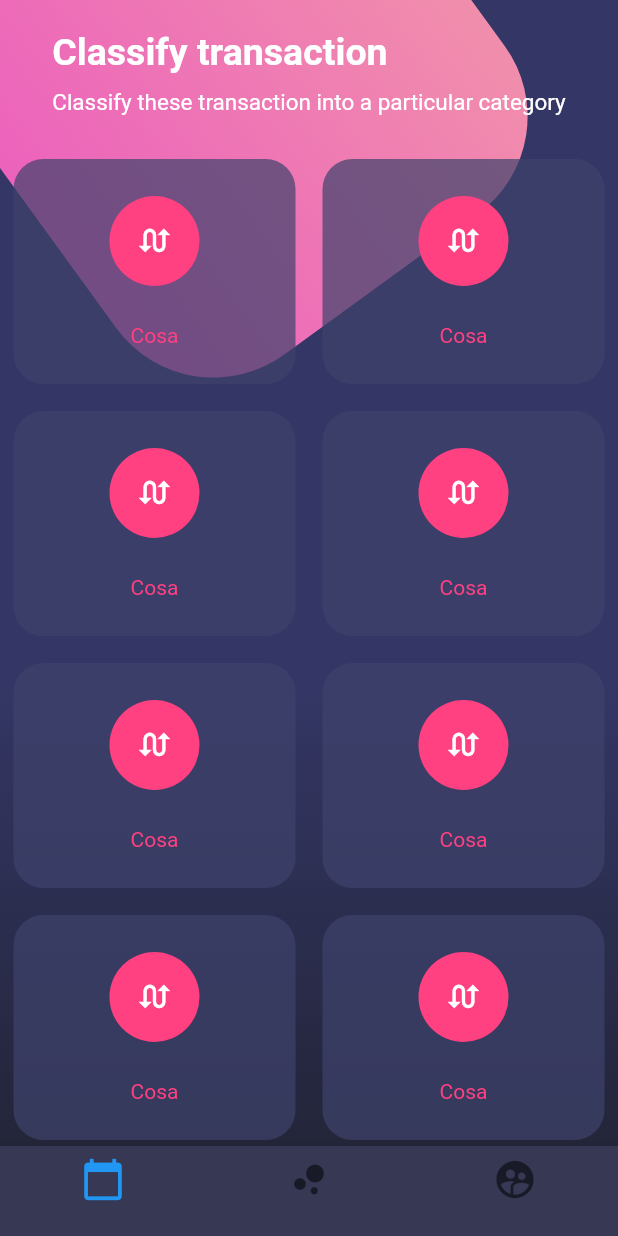
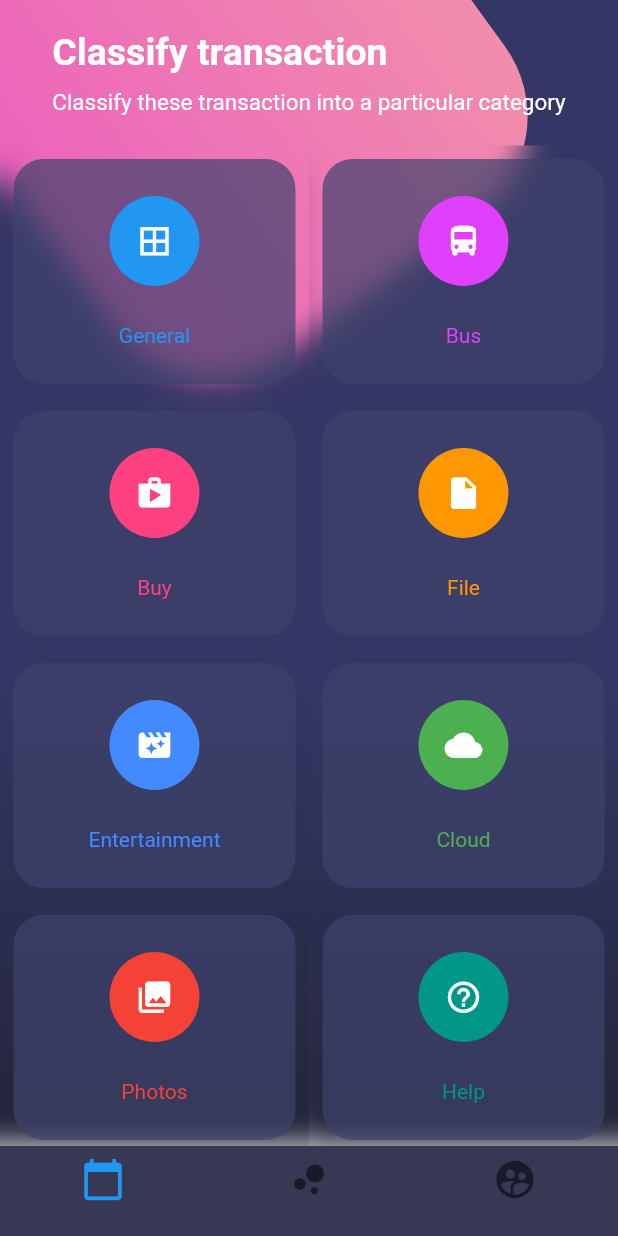
Before and after one commit to aizaguirreteb/flutter-designs, a Flutter app: the screen it shows after launch, on a phone screen of 412 x 824 dp. Run offline on Flutter 3.47's test engine with Material 2 defaults, Android fonts, the phone set to English and light mode, and no system bars.

Commit message:
Añadido blur, iconos

```diff
--- a/lib/src/pages/botones_page.dart
+++ b/lib/src/pages/botones_page.dart
@@ -1,4 +1,5 @@
 import 'dart:math';
+import 'dart:ui';
 
 import 'package:flutter/material.dart';
 
@@ -130,26 +131,26 @@ class BotonesPage extends StatelessWidget {
       children: <TableRow>[
         TableRow(
           children: [
-            _crearBotonRedondo(),
-            _crearBotonRedondo(),
+            _crearBotonRedondo(Colors.blue, Icons.border_all, 'General'),
+            _crearBotonRedondo(Colors.purpleAccent, Icons.directions_bus, 'Bus'),
           ]
         ),
         TableRow(
           children: [
-            _crearBotonRedondo(),
-            _crearBotonRedondo(),
+            _crearBotonRedondo(Colors.pinkAccent, Icons.shop, 'Buy'),
+            _crearBotonRedondo(Colors.orange, Icons.insert_drive_file, 'File'),
           ]
         ),
         TableRow(
           children: [
-            _crearBotonRedondo(),
-            _crearBotonRedondo(),
+            _crearBotonRedondo(Colors.blueAccent, Icons.movie_filter, 'Entertainment'),
+            _crearBotonRedondo(Colors.green, Icons.cloud, 'Cloud'),
           ]
         ),
         TableRow(
           children: [
-            _crearBotonRedondo(),
-            _crearBotonRedondo(),
+            _crearBotonRedondo(Colors.red, Icons.collections, 'Photos'),
+            _crearBotonRedondo(Colors.teal, Icons.help_outline, 'Help'),
           ]
         ),
       ],
@@ -157,9 +158,12 @@ class BotonesPage extends StatelessWidget {
 
   }
 
-  Widget _crearBotonRedondo(){
+  Widget _crearBotonRedondo(Color color, IconData icono, String texto){
 
-    return Container(
+    return ClipRRect(
+      child: BackdropFilter(
+        filter: ImageFilter.blur(sigmaX: 10.0, sigmaY: 10.0),
+        child: Container(
           height: 150.0,
           margin: EdgeInsets.all(9.0),
           decoration: BoxDecoration(
@@ -171,11 +175,13 @@ class BotonesPage extends StatelessWidget {
             children: <Widget>[
               CircleAvatar(
                 radius: 30.0,
-            backgroundColor: Colors.pinkAccent,
-            child: Icon( Icons.swap_calls, color: Colors.white, size: 25.0, ),
+                backgroundColor: color,
+                child: Icon( icono, color: Colors.white, size: 25.0, ),
               ),
-          Text('Cosa', style: TextStyle( color: Colors.pinkAccent),)
+              Text(texto, style: TextStyle( color: color),)
             ],
+          ),
+        ),
       ),
     );
 
```
Lines whose indentation alone changed are shown as unchanged.
